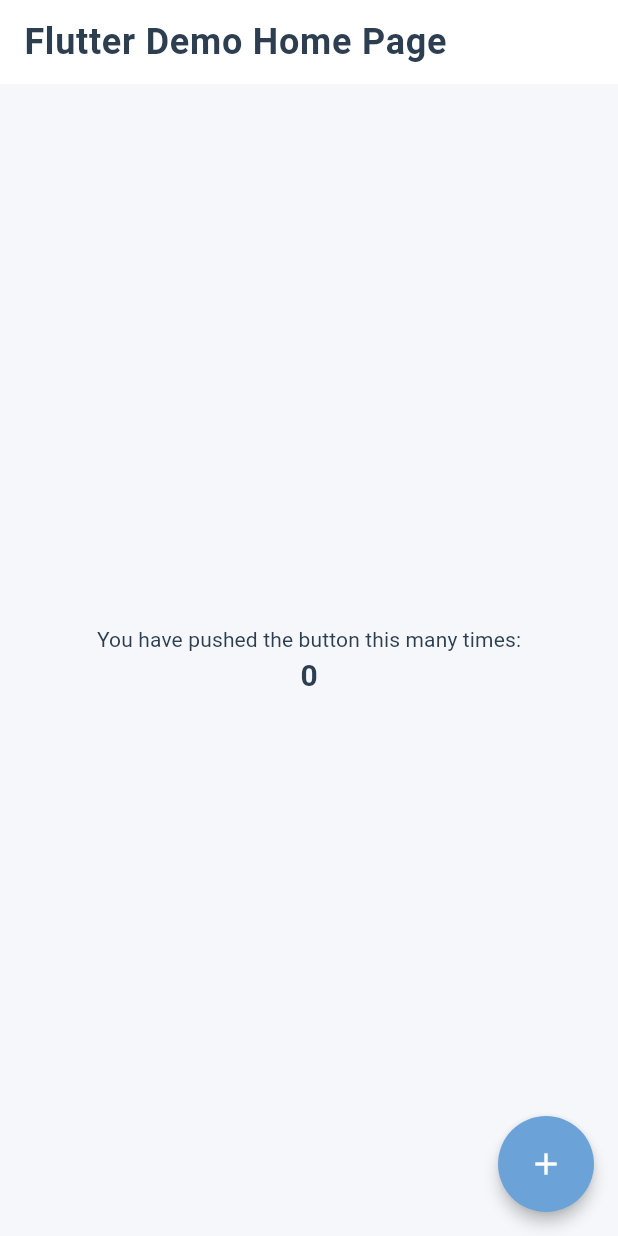
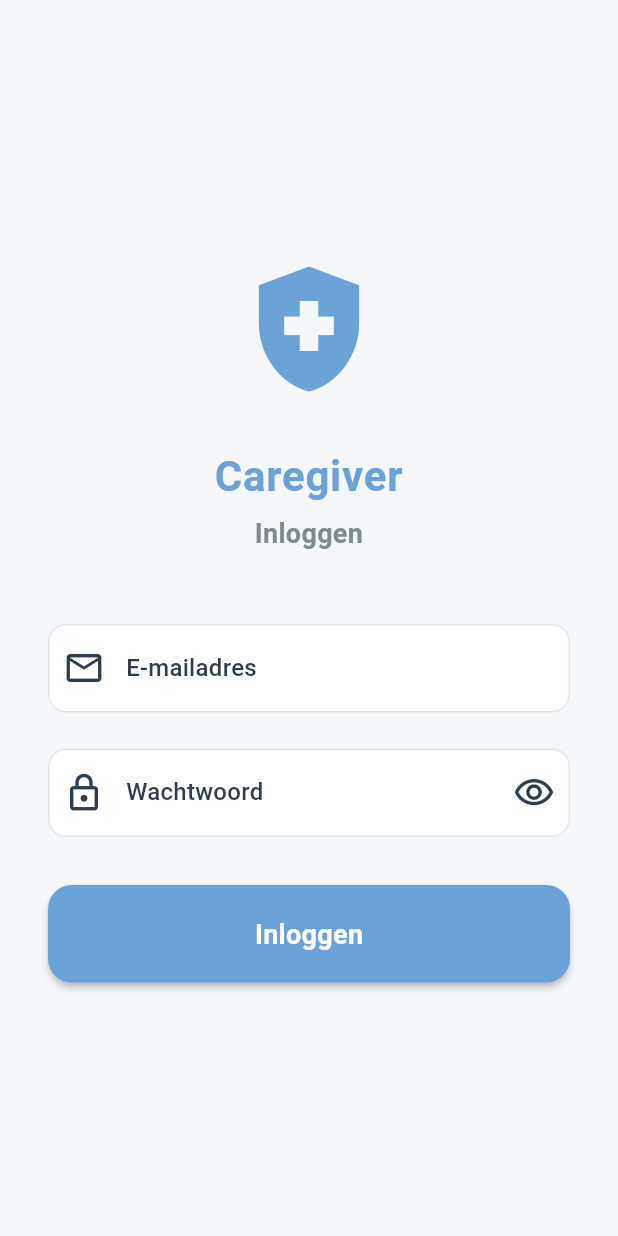
Before and after one commit to Aryan0342/Caregiver, a Flutter app: the screen it shows after launch, on a phone screen of 412 x 824 dp. Run offline on Flutter 3.47's test engine with Material 3 defaults, Android fonts, the phone set to English and light mode, and no system bars; our stand-ins replace firebase_auth, firebase_core; accounts and stored records are empty.

Commit message:
Add Firebase authentication and implement login functionality
- Created Firebase Windows Setup Guide to address build issues.
- Integrated Firebase Authentication with login and home screens.
- Added AuthService for handling authentication logic.
- Implemented user authentication state management with AuthWrapper.
- Updated pubspec.yaml and pubspec.lock to include firebase_auth dependency.
- Created routes for login and home screens, enhancing navigation.
- Added error handling and user feedback in the login process.
- Updated generated plugin registrants for Firebase support on Windows and macOS.

```diff
--- a/lib/main.dart
+++ b/lib/main.dart
@@ -1,113 +1,81 @@
 import 'package:flutter/material.dart';
 import 'package:firebase_core/firebase_core.dart';
+import 'package:firebase_auth/firebase_auth.dart';
 import 'firebase_options.dart';
 import 'theme.dart';
+import 'routes/app_routes.dart';
+import 'screens/login_screen.dart';
+import 'screens/home_screen.dart';
 
 void main() async {
   WidgetsFlutterBinding.ensureInitialized();
+
+  // Initialize Firebase
   await Firebase.initializeApp(
     options: DefaultFirebaseOptions.currentPlatform,
   );
+
   runApp(const MyApp());
 }
 
 class MyApp extends StatelessWidget {
   const MyApp({super.key});
 
-  // This widget is the root of your application.
   @override
   Widget build(BuildContext context) {
     return MaterialApp(
       title: 'Caregiver',
       theme: AppTheme.lightTheme,
       darkTheme: null, // No dark mode as requested
-      home: const MyHomePage(title: 'Flutter Demo Home Page'),
+      // Use named routes
+      initialRoute: AppRoutes.login,
+      routes: {
+        AppRoutes.login: (context) => const AuthWrapper(),
+        AppRoutes.home: (context) => const HomeScreen(),
+      },
+      // Fallback for unknown routes
+      onUnknownRoute: (settings) {
+        return MaterialPageRoute(
+          builder: (context) => const AuthWrapper(),
+        );
+      },
     );
   }
 }
 
-class MyHomePage extends StatefulWidget {
-  const MyHomePage({super.key, required this.title});
-
-  // This widget is the home page of your application. It is stateful, meaning
-  // that it has a State object (defined below) that contains fields that affect
-  // how it looks.
-
-  // This class is the configuration for the state. It holds the values (in this
-  // case the title) provided by the parent (in this case the App widget) and
-  // used by the build method of the State. Fields in a Widget subclass are
-  // always marked "final".
-
-  final String title;
-
-  @override
-  State<MyHomePage> createState() => _MyHomePageState();
-}
-
-class _MyHomePageState extends State<MyHomePage> {
-  int _counter = 0;
-
-  void _incrementCounter() {
-    setState(() {
-      // This call to setState tells the Flutter framework that something has
-      // changed in this State, which causes it to rerun the build method below
-      // so that the display can reflect the updated values. If we changed
-      // _counter without calling setState(), then the build method would not be
-      // called again, and so nothing would appear to happen.
-      _counter++;
-    });
-  }
+/// Wrapper widget that listens to authentication state and routes accordingly
+class AuthWrapper extends StatelessWidget {
+  const AuthWrapper({super.key});
 
   @override
   Widget build(BuildContext context) {
-    // This method is rerun every time setState is called, for instance as done
-    // by the _incrementCounter method above.
-    //
-    // The Flutter framework has been optimized to make rerunning build methods
-    // fast, so that you can just rebuild anything that needs updating rather
-    // than having to individually change instances of widgets.
-    return Scaffold(
-      appBar: AppBar(
-        // TRY THIS: Try changing the color here to a specific color (to
-        // Colors.amber, perhaps?) and trigger a hot reload to see the AppBar
-        // change color while the other colors stay the same.
-        backgroundColor: Theme.of(context).colorScheme.inversePrimary,
-        // Here we take the value from the MyHomePage object that was created by
-        // the App.build method, and use it to set our appbar title.
-        title: Text(widget.title),
-      ),
-      body: Center(
-        // Center is a layout widget. It takes a single child and positions it
-        // in the middle of the parent.
-        child: Column(
-          // Column is also a layout widget. It takes a list of children and
-          // arranges them vertically. By default, it sizes itself to fit its
-          // children horizontally, and tries to be as tall as its parent.
-          //
-          // Column has various properties to control how it sizes itself and
-          // how it positions its children. Here we use mainAxisAlignment to
-          // center the children vertically; the main axis here is the vertical
-          // axis because Columns are vertical (the cross axis would be
-          // horizontal).
-          //
-          // TRY THIS: Invoke "debug painting" (choose the "Toggle Debug Paint"
-          // action in the IDE, or press "p" in the console), to see the
-          // wireframe for each widget.
-          mainAxisAlignment: .center,
-          children: [
-            const Text('You have pushed the button this many times:'),
-            Text(
-              '$_counter',
-              style: Theme.of(context).textTheme.headlineMedium,
+    return StreamBuilder<User?>(
+      stream: FirebaseAuth.instance.authStateChanges(),
+      builder: (context, snapshot) {
+        // Show loading indicator while checking auth state
+        if (snapshot.connectionState == ConnectionState.waiting) {
+          return const Scaffold(
+            body: Center(
+              child: CircularProgressIndicator(),
             ),
-          ],
-        ),
-      ),
-      floatingActionButton: FloatingActionButton(
-        onPressed: _incrementCounter,
-        tooltip: 'Increment',
-        child: const Icon(Icons.add),
-      ),
+          );
+        }
+
+        // If user is logged in, go to home screen
+        if (snapshot.hasData && snapshot.data != null) {
+          // Use a post-frame callback to navigate after the build completes
+          WidgetsBinding.instance.addPostFrameCallback((_) {
+            if (ModalRoute.of(context)?.settings.name != AppRoutes.home) {
+              Navigator.of(context).pushReplacementNamed(AppRoutes.home);
+            }
+          });
+          // Return home screen while transitioning
+          return const HomeScreen();
+        }
+
+        // If user is not logged in, show login screen
+        return const LoginScreen();
+      },
     );
   }
 }
--- /dev/null
+++ b/lib/routes/app_routes.dart
@@ -0,0 +1,9 @@
+class AppRoutes {
+  static const String login = '/login';
+  static const String home = '/home';
+
+  // Add more routes as needed
+  // static const String createSeries = '/create-series';
+  // static const String seriesList = '/series-list';
+  // static const String settings = '/settings';
+}
--- /dev/null
+++ b/lib/screens/login_screen.dart
@@ -0,0 +1,214 @@
+import 'package:flutter/material.dart';
+import '../theme.dart';
+import '../services/auth_service.dart';
+
+class LoginScreen extends StatefulWidget {
+  const LoginScreen({super.key});
+
+  @override
+  State<LoginScreen> createState() => _LoginScreenState();
+}
+
+class _LoginScreenState extends State<LoginScreen> {
+  final _formKey = GlobalKey<FormState>();
+  final _emailController = TextEditingController();
+  final _passwordController = TextEditingController();
+  final _authService = AuthService();
+  bool _isLoading = false;
+  bool _obscurePassword = true;
+  String? _errorMessage;
+
+  @override
+  void dispose() {
+    _emailController.dispose();
+    _passwordController.dispose();
+    super.dispose();
+  }
+
+  Future<void> _handleLogin() async {
+    // Clear previous error
+    setState(() {
+      _errorMessage = null;
+    });
+
+    // Validate form
+    if (!_formKey.currentState!.validate()) {
+      return;
+    }
+
+    setState(() {
+      _isLoading = true;
+    });
+
+    // Attempt login
+    final result = await _authService.signInWithEmailAndPassword(
+      email: _emailController.text,
+      password: _passwordController.text,
+    );
+
+    setState(() {
+      _isLoading = false;
+    });
+
+    if (!result.success && mounted) {
+      setState(() {
+        _errorMessage = result.errorMessage;
+      });
+
+      // Show error message
+      ScaffoldMessenger.of(context).showSnackBar(
+        SnackBar(
+          content: Text(result.errorMessage ?? 'Er is een fout opgetreden'),
+          backgroundColor: Colors.red,
+          behavior: SnackBarBehavior.floating,
+          shape: RoundedRectangleBorder(
+            borderRadius: BorderRadius.circular(12),
+          ),
+        ),
+      );
+    }
+    // If successful, navigation will be handled by the auth state listener in main.dart
+  }
+
+  @override
+  Widget build(BuildContext context) {
+    return Scaffold(
+      backgroundColor: AppTheme.backgroundLight,
+      body: SafeArea(
+        child: Center(
+          child: SingleChildScrollView(
+            padding: const EdgeInsets.symmetric(horizontal: 32.0, vertical: 24.0),
+            child: Form(
+              key: _formKey,
+              child: Column(
+                mainAxisAlignment: MainAxisAlignment.center,
+                crossAxisAlignment: CrossAxisAlignment.stretch,
+                children: [
+                  // Logo/Icon
+                  Icon(
+                    Icons.health_and_safety,
+                    size: 100,
+                    color: AppTheme.primaryBlue,
+                  ),
+                  const SizedBox(height: 32),
+
+                  // Title
+                  Text(
+                    'Caregiver',
+                    style: Theme.of(context).textTheme.displayMedium?.copyWith(
+                          color: AppTheme.primaryBlue,
+                          fontWeight: FontWeight.bold,
+                        ),
+                    textAlign: TextAlign.center,
+                  ),
+                  const SizedBox(height: 8),
+
+                  // Subtitle
+                  Text(
+                    'Inloggen',
+                    style: Theme.of(context).textTheme.titleLarge?.copyWith(
+                          color: AppTheme.textSecondary,
+                        ),
+                    textAlign: TextAlign.center,
+                  ),
+                  const SizedBox(height: 48),
+
+                  // Email field - Large input field
+                  TextFormField(
+                    controller: _emailController,
+                    keyboardType: TextInputType.emailAddress,
+                    textInputAction: TextInputAction.next,
+                    style: const TextStyle(fontSize: 18),
+                    decoration: InputDecoration(
+                      labelText: 'E-mailadres',
+                      hintText: 'Voer uw e-mailadres in',
+                      prefixIcon: const Icon(Icons.email_outlined, size: 28),
+                      errorText: _errorMessage?.contains('e-mail') == true
+                          ? _errorMessage
+                          : null,
+                    ),
+                    validator: (value) {
+                      if (value == null || value.isEmpty) {
+                        return 'Voer uw e-mailadres in';
+                      }
+                      if (!value.contains('@') || !value.contains('.')) {
+                        return 'Voer een geldig e-mailadres in';
+                      }
+                      return null;
+                    },
+                  ),
+                  const SizedBox(height: 24),
+
+                  // Password field - Large input field
+                  TextFormField(
+                    controller: _passwordController,
+                    obscureText: _obscurePassword,
+                    textInputAction: TextInputAction.done,
+                    style: const TextStyle(fontSize: 18),
+                    decoration: InputDecoration(
+                      labelText: 'Wachtwoord',
+                      hintText: 'Voer uw wachtwoord in',
+                      prefixIcon: const Icon(Icons.lock_outlined, size: 28),
+                      suffixIcon: IconButton(
+                        icon: Icon(
+                          _obscurePassword
+                              ? Icons.visibility_outlined
+                              : Icons.visibility_off_outlined,
+                          size: 28,
+                        ),
+                        onPressed: () {
+                          setState(() {
+                            _obscurePassword = !_obscurePassword;
+                          });
+                        },
+                      ),
+                      errorText: _errorMessage?.contains('wachtwoord') == true
+                          ? _errorMessage
+                          : null,
+                    ),
+                    validator: (value) {
+                      if (value == null || value.isEmpty) {
+                        return 'Voer uw wachtwoord in';
+                      }
+                      if (value.length < 6) {
+                        return 'Wachtwoord moet minimaal 6 tekens lang zijn';
+                      }
+                      return null;
+                    },
+                    onFieldSubmitted: (_) => _handleLogin(),
+                  ),
+                  const SizedBox(height: 32),
+
+                  // Login button - Large button
+                  ElevatedButton(
+                    onPressed: _isLoading ? null : _handleLogin,
+                    style: ElevatedButton.styleFrom(
+                      padding: const EdgeInsets.symmetric(vertical: 20),
+                      minimumSize: const Size(double.infinity, 64),
+                    ),
+                    child: _isLoading
+                        ? const SizedBox(
+                            height: 24,
+                            width: 24,
+                            child: CircularProgressIndicator(
+                              strokeWidth: 2.5,
+                              valueColor: AlwaysStoppedAnimation<Color>(Colors.white),
+                            ),
+                          )
+                        : Text(
+                            'Inloggen',
+                            style: Theme.of(context).textTheme.titleLarge?.copyWith(
+                                  color: Colors.white,
+                                  fontWeight: FontWeight.w600,
+                                ),
+                          ),
+                  ),
+                ],
+              ),
+            ),
+          ),
+        ),
+      ),
+    );
+  }
+}
--- a/pubspec.yaml
+++ b/pubspec.yaml
@@ -35,6 +35,7 @@ dependencies:
   # Use with the CupertinoIcons class for iOS style icons.
   cupertino_icons: ^1.0.8
   firebase_core: ^4.3.0
+  firebase_auth: ^6.1.3
 
 dev_dependencies:
   flutter_test:
```
Also changed, not shown: lib/screens/home_screen.dart (added, +189 -0 lines), lib/services/auth_service.dart (added, +106 -0 lines), pubspec.lock, 4 other files.
